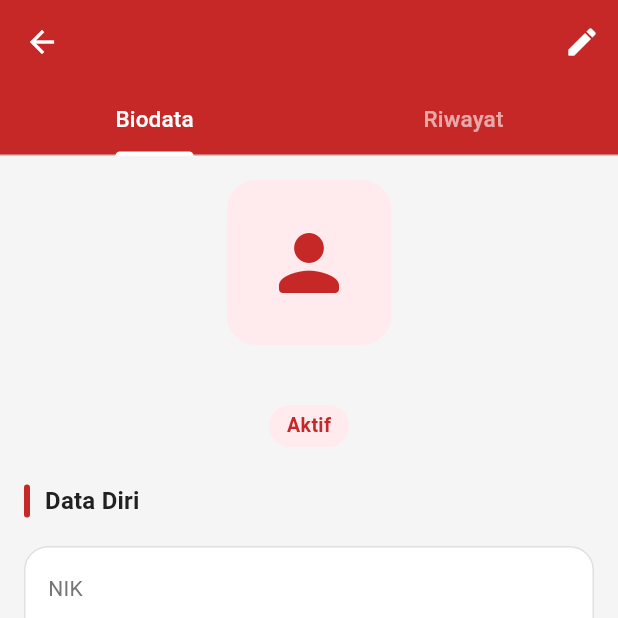
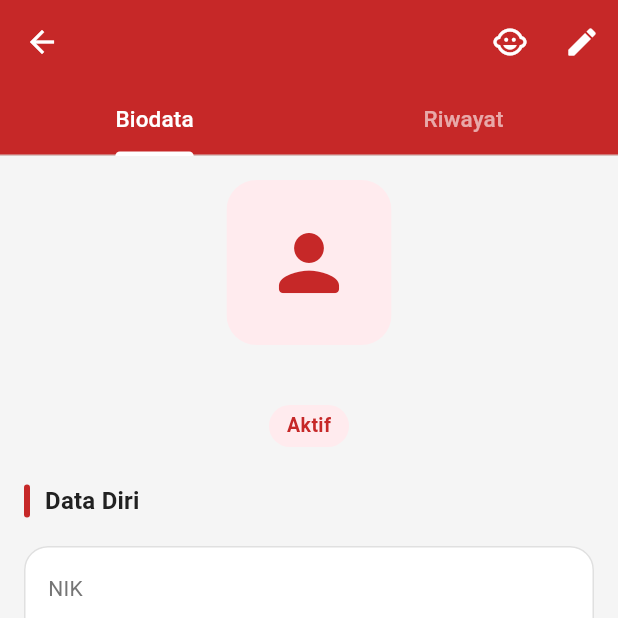
Before and after one commit to Motherbloods/bundadini, a Flutter app: the PatientDetailScreen screen opened directly with empty values, on a phone screen of 412 x 824 dp, the top half of it. Run offline on Flutter 3.47's test engine with Material 3 defaults, Android fonts, the phone set to English and light mode, and no system bars; our stand-ins replace cloud_firestore, firebase_auth, firebase_core, fl_chart, go_router, image_picker and 3 more; missing offline and left inert: excel; accounts and stored records are empty.

Commit message:
feat(patient): add mark as completed for delivered patients

```diff
--- a/lib/presentation/kader/patients/patient_detail_screen.dart
+++ b/lib/presentation/kader/patients/patient_detail_screen.dart
@@ -1,3 +1,4 @@
+import 'package:bundadini/presentation/_widgets/konfirmasi_dialog.dart';
 import 'package:flutter/material.dart';
 import 'package:go_router/go_router.dart';
 import 'package:provider/provider.dart';
@@ -36,6 +37,31 @@ class _PatientDetailScreenState extends State<PatientDetailScreen>
     context.read<ExaminationProvider>().loadHistory(widget.patientId);
   }
 
+  Future<void> _tandaiSelesai(PatientModel patient) async {
+    final ok = await KonfirmasiDialog.show(
+      context,
+      title: 'Tandai Sudah Melahirkan',
+      message:
+          '${patient.nama} sudah melahirkan dan tidak perlu periksa lagi?\n\n'
+          'Status akan berubah menjadi Selesai.',
+      labelYa: 'Ya, Sudah Melahirkan',
+      isDangerous: false,
+    );
+    if (!ok || !mounted) return;
+
+    final result =
+        await context.read<PatientProvider>().tandaiSelesai(patient.id);
+    if (!mounted) return;
+
+    if (result) {
+      ScaffoldMessenger.of(context).showSnackBar(const SnackBar(
+        content: Text('🎉 Selamat! Pasien telah selesai masa kehamilan.'),
+        backgroundColor: AppColors.success,
+        duration: Duration(seconds: 3),
+      ));
+    }
+  }
+
   @override
   void dispose() {
     _tab.dispose();
@@ -59,6 +85,12 @@ class _PatientDetailScreenState extends State<PatientDetailScreen>
       appBar: AppBar(
         title: Text(patient.nama, maxLines: 1, overflow: TextOverflow.ellipsis),
         actions: [
+          if (patient.status == StatusPasien.aktif)
+            IconButton(
+              icon: const Icon(Icons.child_care_rounded),
+              tooltip: 'Tandai Sudah Melahirkan',
+              onPressed: () => _tandaiSelesai(patient),
+            ),
           IconButton(
             icon: const Icon(Icons.edit_rounded),
             tooltip: 'Edit Biodata',
@@ -86,12 +118,35 @@ class _PatientDetailScreenState extends State<PatientDetailScreen>
       bottomNavigationBar: SafeArea(
         child: Padding(
           padding: const EdgeInsets.fromLTRB(16, 8, 16, 16),
-          child: ElevatedButton.icon(
-            icon: const Icon(Icons.medical_services_rounded),
-            label: const Text(AppStrings.periksaSekarang),
-            onPressed: () =>
-                context.push('/kader/patients/${patient.id}/examine'),
-          ),
+          child: patient.status == StatusPasien.selesai
+              ? Container(
+                  padding: const EdgeInsets.all(14),
+                  decoration: BoxDecoration(
+                    color: AppColors.successLight,
+                    borderRadius: BorderRadius.circular(12),
+                  ),
+                  child: const Row(
+                    mainAxisAlignment: MainAxisAlignment.center,
+                    children: [
+                      Icon(Icons.child_care_rounded, color: AppColors.success),
+                      SizedBox(width: 8),
+                      Text(
+                        '🎉 Ibu sudah melahirkan',
+                        style: TextStyle(
+                          color: AppColors.success,
+                          fontWeight: FontWeight.w700,
+                          fontSize: 15,
+                        ),
+                      ),
+                    ],
+                  ),
+                )
+              : ElevatedButton.icon(
+                  icon: const Icon(Icons.medical_services_rounded),
+                  label: const Text(AppStrings.periksaSekarang),
+                  onPressed: () =>
+                      context.push('/kader/patients/${patient.id}/examine'),
+                ),
         ),
       ),
     );
```
Also changed, not shown: lib/data/repositories/patient_repository.dart (+7 -0 lines), lib/domain/providers/patient_provider.dart (+24 -0 lines).
